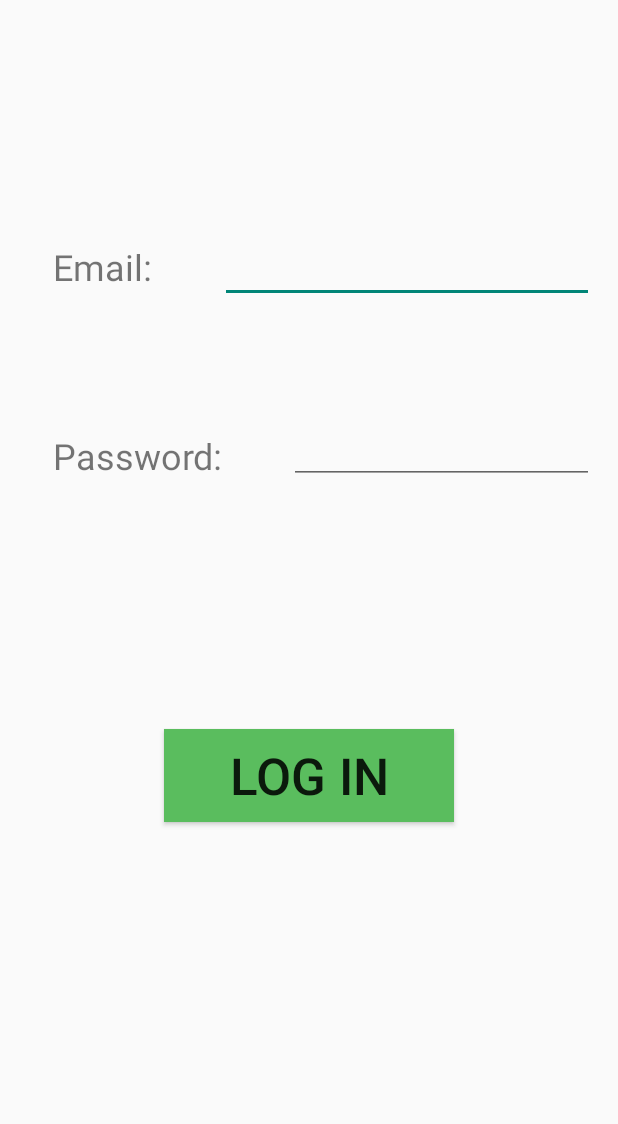
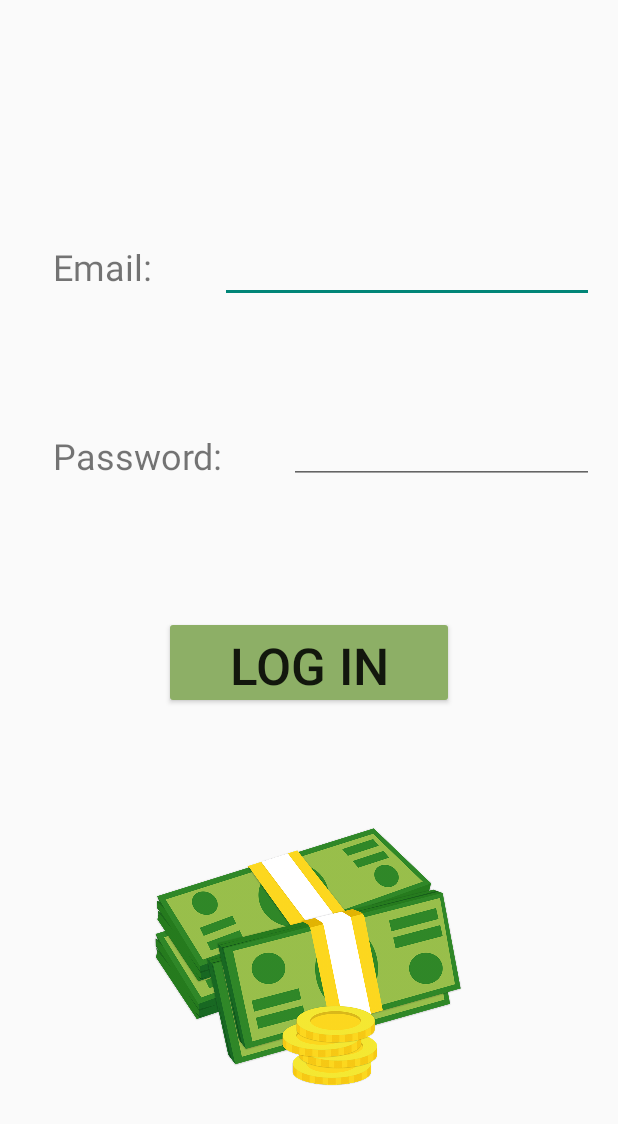
Before and after one commit to TheresaRoukaibe/CurrencyConverter, an Android app: the screen it shows after launch (MainActivity), on a phone screen of 412 x 824 dp. Shown: the top 1124 px of the screen. Run offline under Robolectric (Android 15) with nearby library versions, the phone set to English and light mode, and no system bars; 1 statement that could not run was skipped.

Commit message:
Log In Page design modified

```diff
--- a/app/src/main/res/layout/activity_main.xml
+++ b/app/src/main/res/layout/activity_main.xml
@@ -66,7 +66,7 @@
         android:id="@+id/button"
         android:layout_width="193dp"
         android:layout_height="62dp"
-        android:background="#5ABD5E"
+        android:backgroundTint="#8DAF66"
         android:onClick="logMeIn"
         android:text="Log In"
         android:textSize="34sp"
@@ -74,7 +74,19 @@
         app:layout_constraintEnd_toEndOf="parent"
         app:layout_constraintStart_toStartOf="parent"
         app:layout_constraintTop_toTopOf="parent"
-        app:layout_constraintVertical_bias="0.638"
+        app:layout_constraintVertical_bias="0.539"
         tools:ignore="TextContrastCheck" />
 
+    <ImageView
+        android:id="@+id/imageView"
+        android:layout_width="217dp"
+        android:layout_height="322dp"
+        android:layout_marginStart="96dp"
+        android:layout_marginTop="4dp"
+        android:layout_marginEnd="98dp"
+        app:layout_constraintEnd_toEndOf="parent"
+        app:layout_constraintStart_toStartOf="parent"
+        app:layout_constraintTop_toBottomOf="@+id/button"
+        app:srcCompat="@drawable/money" />
+
 </androidx.constraintlayout.widget.ConstraintLayout>
--- a/app/src/main/res/values/themes.xml
+++ b/app/src/main/res/values/themes.xml
@@ -1,6 +1,6 @@
 <resources xmlns:tools="http://schemas.android.com/tools">
     <!-- Base application theme. -->
-    <style name="Theme.FirstTest" parent="Theme.AppCompat.Light.NoActionBar">
+    <style name="Theme.FirstTest" parent="Theme.AppCompat.DayNight.NoActionBar">
         <!-- Primary brand color. -->
         <item name="colorPrimary">@color/purple_500</item>
         <item name="colorPrimaryVariant">@color/purple_700</item>
```
Also changed, not shown: app/src/main/res/drawable/money.png (added).
